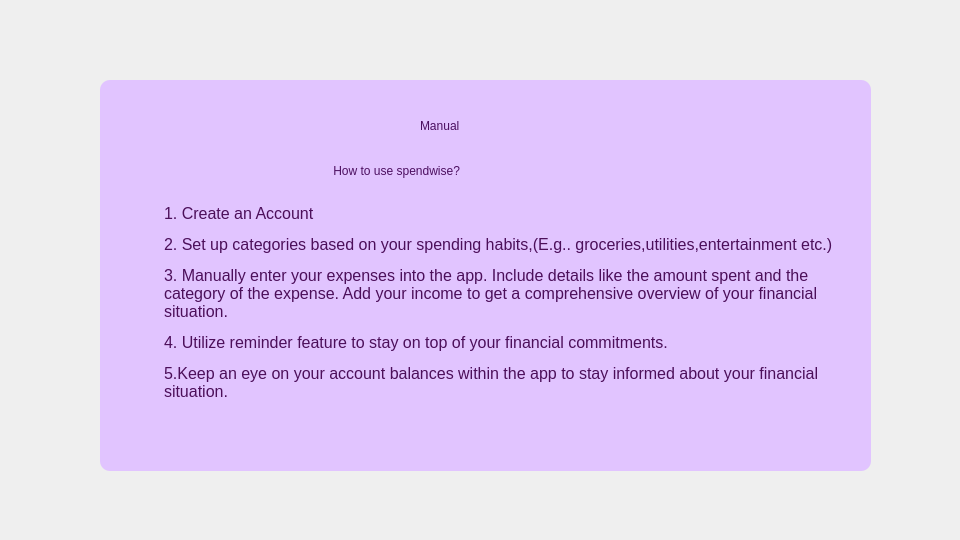
Nirjaraa/spendwise, file manual.ui: the form before one commit.
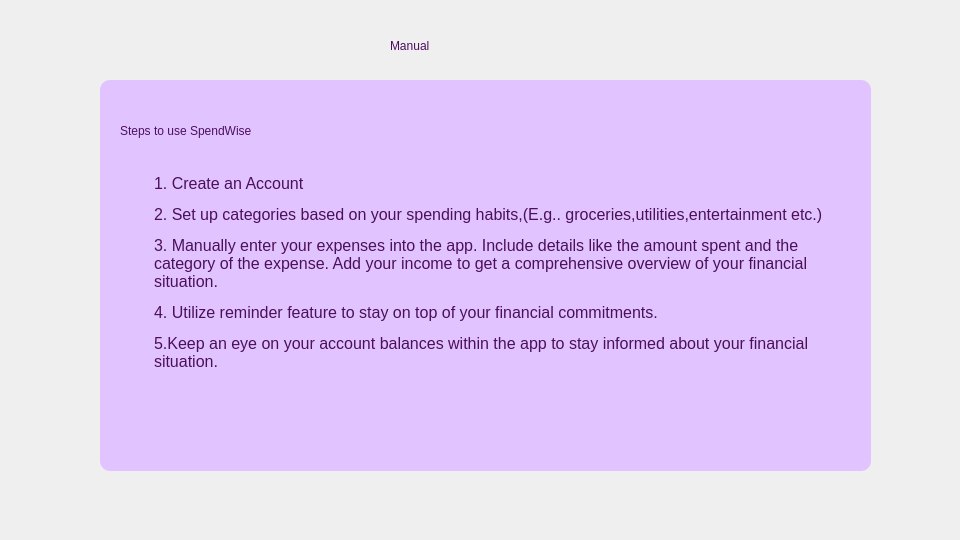
The form after the commit. Icons and pictures are not drawn.

The edit to the form file:
```diff
--- a/manual.ui
+++ b/manual.ui
@@ -52,8 +52,8 @@
     <widget class="QTextBrowser" name="textBrowser">
      <property name="geometry">
       <rect>
-       <x>60</x>
-       <y>120</y>
+       <x>50</x>
+       <y>90</y>
        <width>701</width>
        <height>281</height>
       </rect>
@@ -80,44 +80,63 @@
 &lt;p style=&quot; margin-top:12px; margin-bottom:12px; margin-left:0px; margin-right:0px; -qt-block-indent:0; text-indent:0px;&quot;&gt;&lt;span style=&quot; font-size:12pt;&quot;&gt;5.Keep an eye on your account balances within the app to stay informed about your financial situation.&lt;/span&gt;&lt;/p&gt;&lt;/body&gt;&lt;/html&gt;</string>
      </property>
     </widget>
-    <widget class="QLabel" name="label">
+    <widget class="QLabel" name="label_3">
      <property name="geometry">
       <rect>
-       <x>320</x>
-       <y>20</y>
-       <width>111</width>
-       <height>51</height>
+       <x>170</x>
+       <y>10</y>
+       <width>361</width>
+       <height>41</height>
       </rect>
      </property>
      <property name="styleSheet">
-      <string notr="true">color: rgb(75, 15, 96);
+      <string notr="true">font: 18pt &quot;Bahnschrift&quot;;
+
+color:rgb(76,15,96);
+</string>
+     </property>
+     <property name="text">
+      <string/>
+     </property>
+    </widget>
+    <widget class="QLabel" name="label_4">
+     <property name="geometry">
+      <rect>
+       <x>20</x>
+       <y>30</y>
+       <width>371</width>
+       <height>41</height>
+      </rect>
+     </property>
+     <property name="styleSheet">
+      <string notr="true">font: 18pt &quot;Bahnschrift&quot;;
+
+color:rgb(76,15,96);
+</string>
+     </property>
+     <property name="text">
+      <string>Steps to use SpendWise</string>
+     </property>
+    </widget>
+   </widget>
+   <widget class="QLabel" name="label">
+    <property name="geometry">
+     <rect>
+      <x>390</x>
+      <y>20</y>
+      <width>161</width>
+      <height>51</height>
+     </rect>
+    </property>
+    <property name="styleSheet">
+     <string notr="true">color: rgb(75, 15, 96);
  border:transparent;
 font: 800 25pt &quot;Bahnschrift&quot;;
 </string>
-     </property>
-     <property name="text">
-      <string>Manual</string>
-     </property>
-    </widget>
-    <widget class="QLabel" name="label_3">
-     <property name="geometry">
-      <rect>
-       <x>220</x>
-       <y>70</y>
-       <width>291</width>
-       <height>41</height>
-      </rect>
-     </property>
-     <property name="styleSheet">
-      <string notr="true">font: 18pt &quot;Bahnschrift&quot;;
-
-color:rgb(76,15,96);
-</string>
-     </property>
-     <property name="text">
-      <string>    How to use spendwise?</string>
-     </property>
-    </widget>
+    </property>
+    <property name="text">
+     <string>Manual</string>
+    </property>
    </widget>
   </widget>
  </widget>
```
